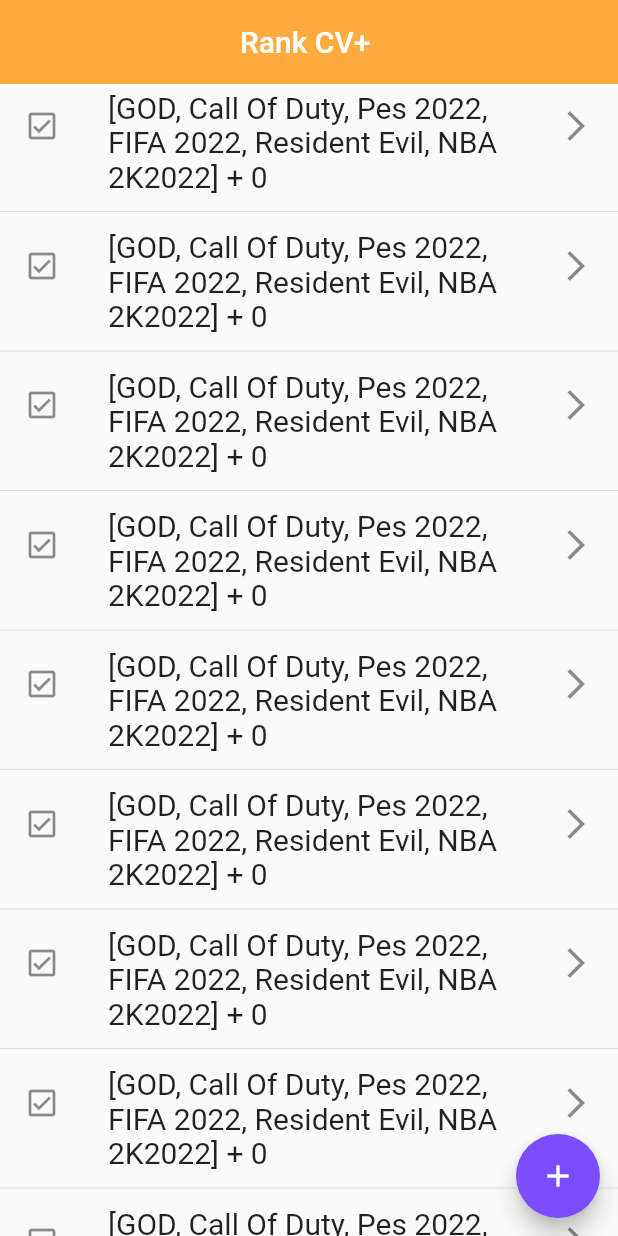
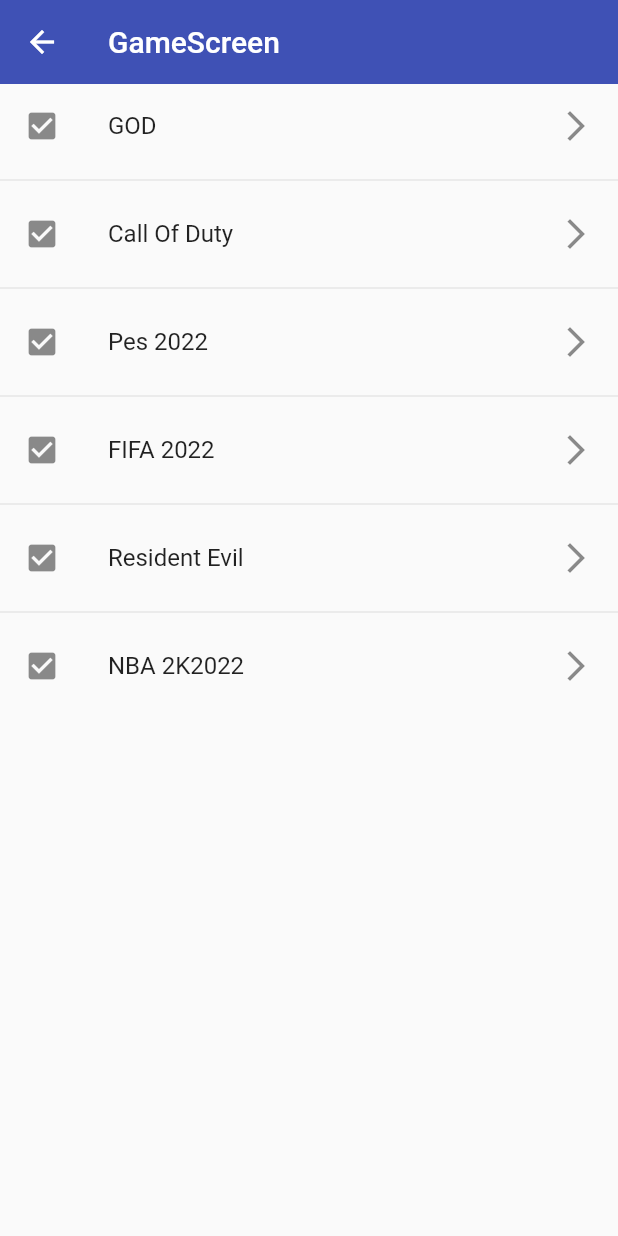
Before and after one commit to DaienCode/Flutter-Practicas-1, a Flutter app: the screen it shows after launch, after a tap on an icon or button, on a phone screen of 412 x 824 dp. Run offline on Flutter 3.47's test engine with Material 2 defaults, Android fonts, the phone set to English and light mode, and no system bars.

Commit message:
Routes Build

```diff
--- /dev/null
+++ b/lib/Screens/gameScreen.dart
@@ -0,0 +1,33 @@
+import 'package:flutter/material.dart';
+
+class GameScreen extends StatelessWidget {
+  GameScreen({Key? key}) : super(key: key);
+  final games = [
+    'GOD',
+    'Call Of Duty',
+    'Pes 2022',
+    'FIFA 2022',
+    'Resident Evil',
+    'NBA 2K2022'
+  ];
+  @override
+  Widget build(BuildContext context) {
+    return Scaffold(
+        appBar: AppBar(
+          title: const Text('GameScreen'),
+          elevation: 0,
+          backgroundColor: Colors.indigo,
+        ),
+        body: ListView.separated(
+            itemBuilder: ((context, index) => ListTile(
+                  leading: const Icon(Icons.check_box),
+                  title: Text(games[index]),
+                  trailing: const Icon(Icons.arrow_forward_ios),
+                  onTap: () {
+                    Navigator.pushNamed(context, 'Alert');
+                  },
+                )),
+            separatorBuilder: ((_, __) => const Divider()),
+            itemCount: games.length));
+  }
+}
--- a/lib/Screens/homeScreen.dart
+++ b/lib/Screens/homeScreen.dart
@@ -1,5 +1,5 @@
 import 'package:flutter/material.dart';
-import 'package:practica_1/Screens/homeScreen2.dart';
+import 'package:practica_1/Screens/gameScreen.dart';
 
 class HomeScreen extends StatefulWidget {
   const HomeScreen({Key? key}) : super(key: key);
@@ -21,16 +21,20 @@ class _HomeScreenState extends State<HomeScreen> {
   Widget build(BuildContext context) {
     return Scaffold(
       appBar: AppBar(
-        backgroundColor: Colors.orangeAccent,
-        title: const Center(child: Text('Rank CV+ ')),
+        backgroundColor: Colors.indigoAccent,
+        title: const Center(child: Text('Games Utorrent 2022 ')),
         elevation: 0,
       ),
       body: ListView.separated(
-        itemCount: 20,
+        itemCount: 1,
         itemBuilder: (context, index) => ListTile(
           leading: const Icon(Icons.check_box_outlined),
           trailing: const Icon(Icons.arrow_forward_ios),
-          onTap: () {},
+          onTap: () {
+            //final route = MaterialPageRoute(builder: (context) => GameScreen());
+            //Navigator.push(context, route);
+            Navigator.pushNamed(context, 'Games');
+          },
           title: Text(
             '$games + $counter ',
             style: const TextStyle(fontSize: 20),
--- a/lib/Screens/homeScreen2.dart
+++ /dev/null
@@ -1,16 +0,0 @@
-import 'package:flutter/material.dart';
-
-class HomeScreen2 extends StatelessWidget {
-  const HomeScreen2({Key? key}) : super(key: key);
-  @override
-  Widget build(BuildContext context) {
-    return Scaffold(
-      appBar: AppBar(
-        title: const Text('HomeScreen2'),
-      ),
-      body: const Center(
-        child: Text('HomeScreen2'),
-      ),
-    );
-  }
-}
--- a/lib/Screens/screens.dart
+++ b/lib/Screens/screens.dart
@@ -1,3 +1,3 @@
 export 'package:practica_1/Screens/alert_screen.dart';
 export 'package:practica_1/Screens/homeScreen.dart';
-export 'package:practica_1/Screens/homeScreen2.dart';
+export 'package:practica_1/Screens/gameScreen.dart';
--- a/lib/main.dart
+++ b/lib/main.dart
@@ -14,7 +14,7 @@ class MyApp extends StatelessWidget {
       initialRoute: 'Home',
       routes: {
         'Home': (BuildContext context) => const HomeScreen(),
-        'Home2': (BuildContext context) => const HomeScreen2(),
+        'Games': (BuildContext context) => GameScreen(),
         'Alert': (BuildContext context) => const AlertScreen()
       },
     );
```
